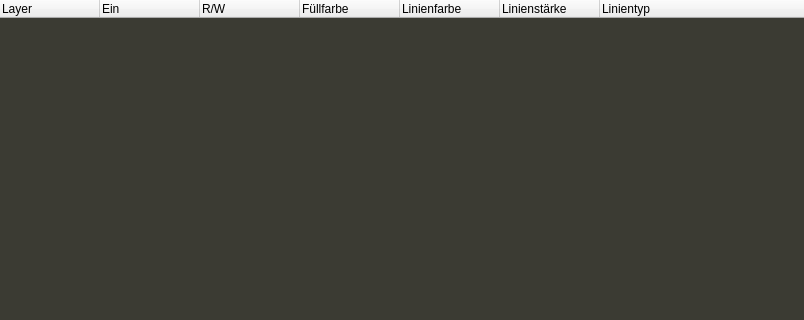
Above: layermanager.ui from sme-gmbh/smepowercad before the change; both pictures show x 0 to 804 and y 0 to 320 of the 804 by 574 pixel window. Below: the same form after it.
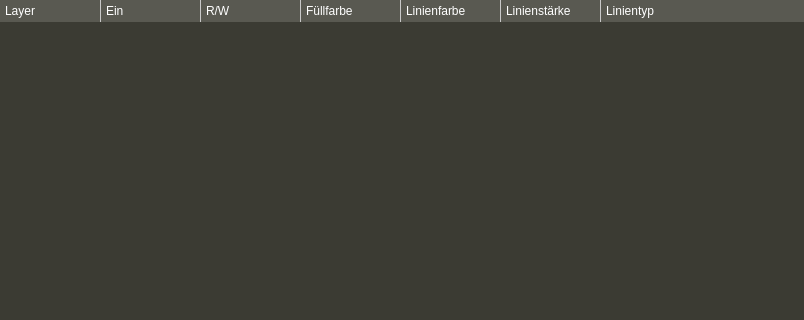
That is the form after the change. Icons and pictures are not drawn.

```diff
--- a/layermanager.ui
+++ b/layermanager.ui
@@ -28,6 +28,35 @@
     titlebar-normal-icon: url(:/icons/float.svg);
 }
 
+QHeaderView::section {
+	background-color: rgb(89, 89, 81);
+    color: white;
+    padding-left: 4px;
+	border: 0;
+	border-left: 1px solid rgb(200, 200, 200);
+	padding: 2px 5px;
+ }
+QHeaderView::section:first {
+	border-left: 0;
+}
+
+QTreeWidget::item {
+	border: 0;
+	border-left: 1px solid rgb(120, 120, 120);
+}
+QTreeWidget::item:first {
+	border-left: 0;
+}
+
+ /* style the sort indicator */
+ QHeaderView::down-arrow {
+     image: url(down_arrow.png);
+ }
+
+ QHeaderView::up-arrow {
+     image: url(up_arrow.png);
+ }
+
 QDockWidget::title {
     text-align: left; /* align the text to the left */
     background: rgb(49, 49, 41);
@@ -88,9 +117,6 @@
     </property>
     <item row="0" column="0">
      <widget class="QTreeWidget" name="treeWidget_layer">
-      <property name="styleSheet">
-       <string notr="true"/>
-      </property>
       <property name="showDropIndicator" stdset="0">
        <bool>false</bool>
       </property>
```
